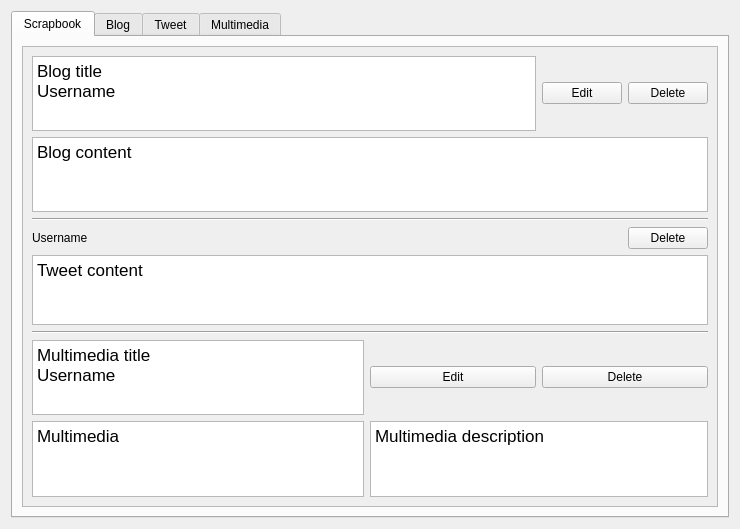
The window that gui/scrapbookgui.ui (Huy-Nguyen-HCI/RocketBook) describes before a commit, drawn with Qt 5.
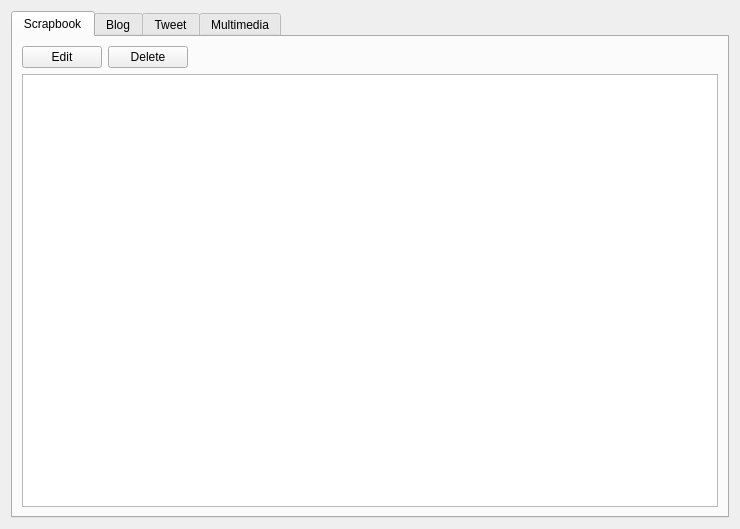
The same window after the commit. The open tabs and pages were chosen to show the change.

The edit to the form file:
```diff
--- a/gui/scrapbookgui.ui
+++ b/gui/scrapbookgui.ui
@@ -30,97 +30,25 @@
        <string>Scrapbook</string>
       </attribute>
       <layout class="QGridLayout" name="gridLayout_4">
+       <item row="0" column="1">
+        <widget class="QPushButton" name="deleteButton">
+         <property name="text">
+          <string>Delete</string>
+         </property>
+        </widget>
+       </item>
        <item row="0" column="0">
-        <widget class="QScrollArea" name="scrollArea">
-         <property name="widgetResizable">
-          <bool>true</bool>
-         </property>
-         <widget class="QWidget" name="scrollAreaWidgetContents">
-          <property name="geometry">
-           <rect>
-            <x>0</x>
-            <y>0</y>
-            <width>685</width>
-            <height>474</height>
-           </rect>
-          </property>
-          <layout class="QVBoxLayout" name="verticalLayout_3">
-           <item>
             <layout class="QGridLayout" name="gridLayout">
-             <item row="0" column="2">
-              <widget class="QPushButton" name="blogDeleteButton">
-               <property name="text">
-                <string>Delete</string>
-               </property>
-              </widget>
-             </item>
-             <item row="0" column="1">
-              <widget class="QPushButton" name="blogEditButton">
+         <item row="0" column="0">
+          <widget class="QPushButton" name="editButton">
                <property name="text">
                 <string>Edit</string>
                </property>
               </widget>
              </item>
-             <item row="1" column="0" colspan="3">
-              <widget class="QTextEdit" name="textEdit">
-               <property name="html">
-                <string>&lt;!DOCTYPE HTML PUBLIC &quot;-//W3C//DTD HTML 4.0//EN&quot; &quot;http://www.w3.org/TR/REC-html40/strict.dtd&quot;&gt;
-&lt;html&gt;&lt;head&gt;&lt;meta name=&quot;qrichtext&quot; content=&quot;1&quot; /&gt;&lt;style type=&quot;text/css&quot;&gt;
-p, li { white-space: pre-wrap; }
-&lt;/style&gt;&lt;/head&gt;&lt;body style=&quot; font-family:'Sans'; font-size:10pt; font-weight:400; font-style:normal;&quot;&gt;
-&lt;p style=&quot; margin-top:0px; margin-bottom:0px; margin-left:0px; margin-right:0px; -qt-block-indent:0; text-indent:0px;&quot;&gt;&lt;span style=&quot; font-family:'.SF NS Text'; font-size:13pt;&quot;&gt;Blog content&lt;/span&gt;&lt;/p&gt;&lt;/body&gt;&lt;/html&gt;</string>
-               </property>
-              </widget>
-             </item>
-             <item row="0" column="0">
-              <widget class="QTextBrowser" name="textBrowser">
-               <property name="html">
-                <string>&lt;!DOCTYPE HTML PUBLIC &quot;-//W3C//DTD HTML 4.0//EN&quot; &quot;http://www.w3.org/TR/REC-html40/strict.dtd&quot;&gt;
-&lt;html&gt;&lt;head&gt;&lt;meta name=&quot;qrichtext&quot; content=&quot;1&quot; /&gt;&lt;style type=&quot;text/css&quot;&gt;
-p, li { white-space: pre-wrap; }
-&lt;/style&gt;&lt;/head&gt;&lt;body style=&quot; font-family:'Sans'; font-size:10pt; font-weight:400; font-style:normal;&quot;&gt;
-&lt;p style=&quot; margin-top:0px; margin-bottom:0px; margin-left:0px; margin-right:0px; -qt-block-indent:0; text-indent:0px;&quot;&gt;&lt;span style=&quot; font-family:'.SF NS Text'; font-size:13pt;&quot;&gt;Blog title&lt;/span&gt;&lt;/p&gt;
-&lt;p style=&quot; margin-top:0px; margin-bottom:0px; margin-left:0px; margin-right:0px; -qt-block-indent:0; text-indent:0px;&quot;&gt;&lt;span style=&quot; font-family:'.SF NS Text'; font-size:13pt;&quot;&gt;Username&lt;/span&gt;&lt;/p&gt;&lt;/body&gt;&lt;/html&gt;</string>
-               </property>
-              </widget>
-             </item>
-            </layout>
-           </item>
-           <item>
-            <widget class="Line" name="line">
-             <property name="orientation">
-              <enum>Qt::Horizontal</enum>
-             </property>
-            </widget>
-           </item>
-           <item>
-            <layout class="QGridLayout" name="gridLayout_2">
-             <item row="0" column="0">
-              <widget class="QLabel" name="label">
-               <property name="text">
-                <string>Username</string>
-               </property>
-              </widget>
-             </item>
+        </layout>
+       </item>
              <item row="0" column="2">
-              <widget class="QPushButton" name="tweetDeleteButton">
-               <property name="text">
-                <string>Delete</string>
-               </property>
-              </widget>
-             </item>
-             <item row="1" column="0" colspan="3">
-              <widget class="QTextEdit" name="textEdit_2">
-               <property name="html">
-                <string>&lt;!DOCTYPE HTML PUBLIC &quot;-//W3C//DTD HTML 4.0//EN&quot; &quot;http://www.w3.org/TR/REC-html40/strict.dtd&quot;&gt;
-&lt;html&gt;&lt;head&gt;&lt;meta name=&quot;qrichtext&quot; content=&quot;1&quot; /&gt;&lt;style type=&quot;text/css&quot;&gt;
-p, li { white-space: pre-wrap; }
-&lt;/style&gt;&lt;/head&gt;&lt;body style=&quot; font-family:'Sans'; font-size:10pt; font-weight:400; font-style:normal;&quot;&gt;
-&lt;p style=&quot; margin-top:0px; margin-bottom:0px; margin-left:0px; margin-right:0px; -qt-block-indent:0; text-indent:0px;&quot;&gt;&lt;span style=&quot; font-family:'.SF NS Text'; font-size:13pt;&quot;&gt;Tweet content&lt;/span&gt;&lt;/p&gt;&lt;/body&gt;&lt;/html&gt;</string>
-               </property>
-              </widget>
-             </item>
-             <item row="0" column="1">
               <spacer name="horizontalSpacer">
                <property name="orientation">
                 <enum>Qt::Horizontal</enum>
@@ -133,71 +61,8 @@
                </property>
               </spacer>
              </item>
-            </layout>
-           </item>
-           <item>
-            <widget class="Line" name="line_2">
-             <property name="orientation">
-              <enum>Qt::Horizontal</enum>
-             </property>
-            </widget>
-           </item>
-           <item>
-            <layout class="QGridLayout" name="gridLayout_3">
-             <item row="1" column="2" colspan="2">
-              <widget class="QTextEdit" name="textEdit_4">
-               <property name="html">
-                <string>&lt;!DOCTYPE HTML PUBLIC &quot;-//W3C//DTD HTML 4.0//EN&quot; &quot;http://www.w3.org/TR/REC-html40/strict.dtd&quot;&gt;
-&lt;html&gt;&lt;head&gt;&lt;meta name=&quot;qrichtext&quot; content=&quot;1&quot; /&gt;&lt;style type=&quot;text/css&quot;&gt;
-p, li { white-space: pre-wrap; }
-&lt;/style&gt;&lt;/head&gt;&lt;body style=&quot; font-family:'Sans'; font-size:10pt; font-weight:400; font-style:normal;&quot;&gt;
-&lt;p style=&quot; margin-top:0px; margin-bottom:0px; margin-left:0px; margin-right:0px; -qt-block-indent:0; text-indent:0px;&quot;&gt;&lt;span style=&quot; font-family:'.SF NS Text'; font-size:13pt;&quot;&gt;Multimedia description&lt;/span&gt;&lt;/p&gt;
-&lt;p style=&quot;-qt-paragraph-type:empty; margin-top:0px; margin-bottom:0px; margin-left:0px; margin-right:0px; -qt-block-indent:0; text-indent:0px; font-family:'.SF NS Text'; font-size:13pt;&quot;&gt;&lt;br /&gt;&lt;/p&gt;&lt;/body&gt;&lt;/html&gt;</string>
-               </property>
-              </widget>
-             </item>
-             <item row="0" column="2">
-              <widget class="QPushButton" name="multimediaEditButton">
-               <property name="text">
-                <string>Edit</string>
-               </property>
-              </widget>
-             </item>
-             <item row="0" column="3">
-              <widget class="QPushButton" name="multimediaDeleteButton">
-               <property name="text">
-                <string>Delete</string>
-               </property>
-              </widget>
-             </item>
-             <item row="0" column="0" colspan="2">
-              <widget class="QTextBrowser" name="textBrowser_2">
-               <property name="html">
-                <string>&lt;!DOCTYPE HTML PUBLIC &quot;-//W3C//DTD HTML 4.0//EN&quot; &quot;http://www.w3.org/TR/REC-html40/strict.dtd&quot;&gt;
-&lt;html&gt;&lt;head&gt;&lt;meta name=&quot;qrichtext&quot; content=&quot;1&quot; /&gt;&lt;style type=&quot;text/css&quot;&gt;
-p, li { white-space: pre-wrap; }
-&lt;/style&gt;&lt;/head&gt;&lt;body style=&quot; font-family:'Sans'; font-size:10pt; font-weight:400; font-style:normal;&quot;&gt;
-&lt;p style=&quot; margin-top:0px; margin-bottom:0px; margin-left:0px; margin-right:0px; -qt-block-indent:0; text-indent:0px;&quot;&gt;&lt;span style=&quot; font-family:'.SF NS Text'; font-size:13pt;&quot;&gt;Multimedia title&lt;/span&gt;&lt;/p&gt;
-&lt;p style=&quot; margin-top:0px; margin-bottom:0px; margin-left:0px; margin-right:0px; -qt-block-indent:0; text-indent:0px;&quot;&gt;&lt;span style=&quot; font-family:'.SF NS Text'; font-size:13pt;&quot;&gt;Username&lt;/span&gt;&lt;/p&gt;&lt;/body&gt;&lt;/html&gt;</string>
-               </property>
-              </widget>
-             </item>
-             <item row="1" column="0" colspan="2">
-              <widget class="QTextEdit" name="textEdit_3">
-               <property name="html">
-                <string>&lt;!DOCTYPE HTML PUBLIC &quot;-//W3C//DTD HTML 4.0//EN&quot; &quot;http://www.w3.org/TR/REC-html40/strict.dtd&quot;&gt;
-&lt;html&gt;&lt;head&gt;&lt;meta name=&quot;qrichtext&quot; content=&quot;1&quot; /&gt;&lt;style type=&quot;text/css&quot;&gt;
-p, li { white-space: pre-wrap; }
-&lt;/style&gt;&lt;/head&gt;&lt;body style=&quot; font-family:'Sans'; font-size:10pt; font-weight:400; font-style:normal;&quot;&gt;
-&lt;p style=&quot; margin-top:0px; margin-bottom:0px; margin-left:0px; margin-right:0px; -qt-block-indent:0; text-indent:0px;&quot;&gt;&lt;span style=&quot; font-family:'.SF NS Text'; font-size:13pt;&quot;&gt;Multimedia&lt;/span&gt;&lt;/p&gt;&lt;/body&gt;&lt;/html&gt;</string>
-               </property>
-              </widget>
-             </item>
-            </layout>
-           </item>
-          </layout>
-         </widget>
-        </widget>
+       <item row="1" column="0" colspan="3">
+        <widget class="QListWidget" name="scrapbookArea"/>
        </item>
       </layout>
      </widget>
```
Left out of the diff: 2 changed lines with no effect on the pictures. Lines whose indentation alone changed are shown as unchanged.
